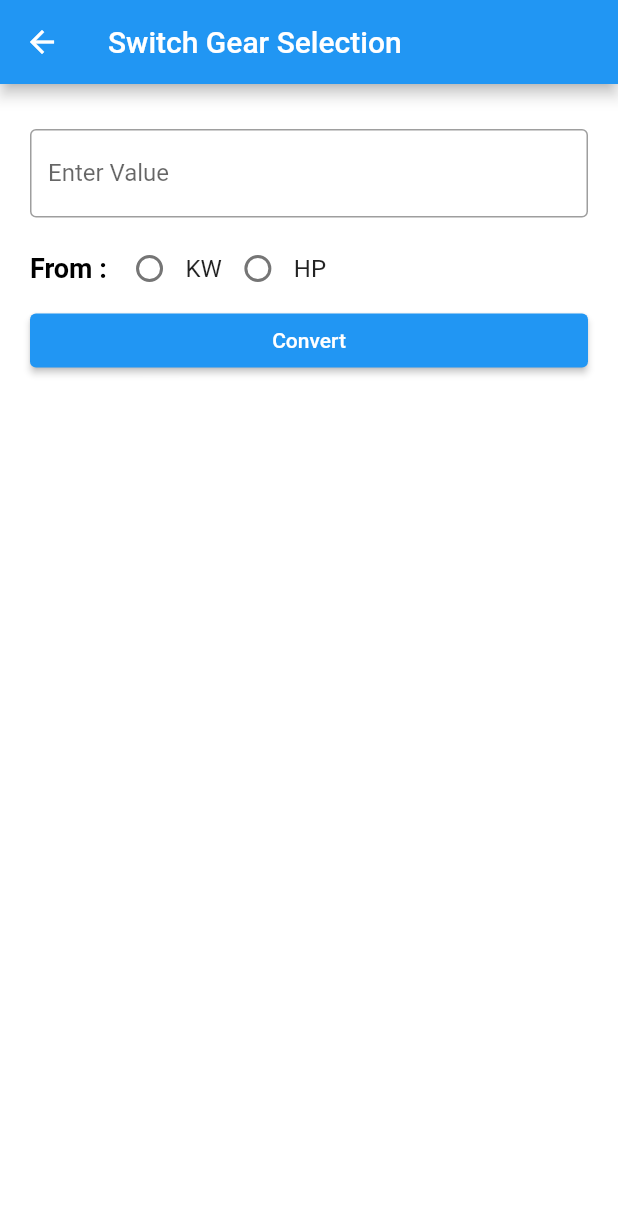
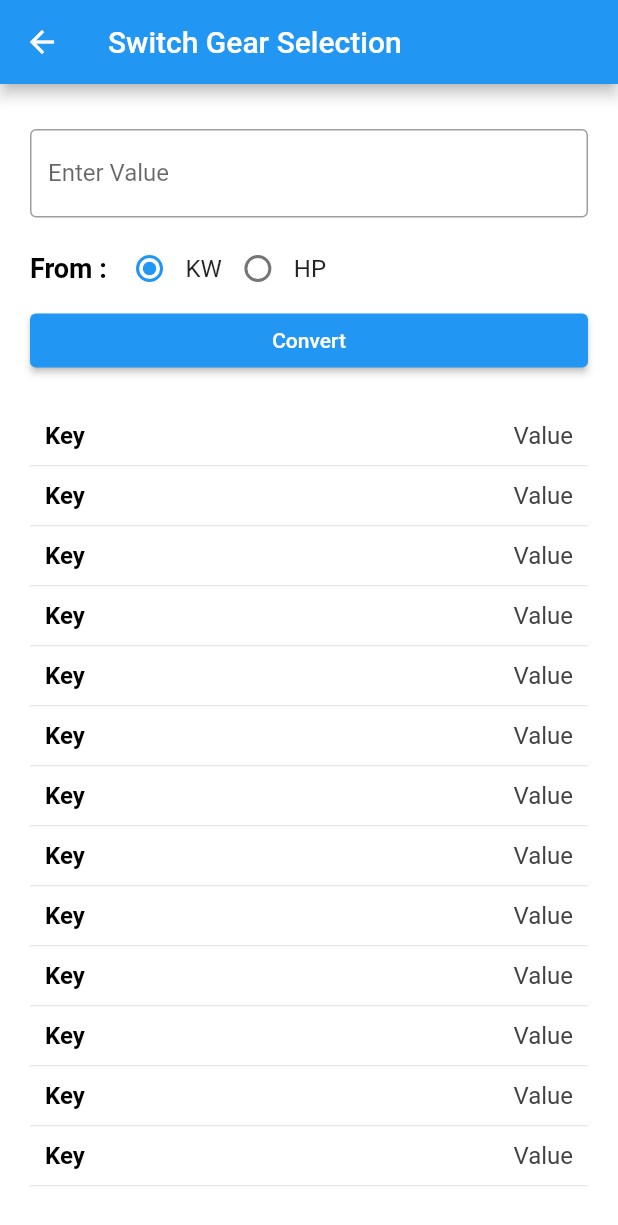
Before and after one commit to govindj6/enggtools, a Flutter app: the SwitchGearSelection screen opened directly, after a tap on "Convert", on a phone screen of 412 x 824 dp. Shown: the top 1225 px of the screen. Run offline on Flutter 3.47's test engine with Material 2 defaults, Android fonts, the phone set to English and light mode, and no system bars.

Commit message:
List view height expanded

```diff
--- a/lib/SwitchGearSelection.dart
+++ b/lib/SwitchGearSelection.dart
@@ -1,3 +1,4 @@
+import 'package:enggtools/entities/KeyValue.dart';
 import 'package:flutter/cupertino.dart';
 import 'package:flutter/material.dart';
 
@@ -11,7 +12,17 @@ class SwitchGearSelection extends StatefulWidget {
 }
 
 class _SwitchGearSelection extends State<SwitchGearSelection> {
-  String selectedOption = "KW";
+  late String selectedOption;
+  List<KeyValue> keyValueList = [
+    new KeyValue('Ful Load Current :', '37.44 Amp'),
+    new KeyValue('Ful Load Current :', '37.44 Amp')
+  ];
+
+  @override
+  void initState() {
+    selectedOption = "kw";
+    super.initState();
+  }
 
   @override
   Widget build(BuildContext context) {
@@ -78,12 +89,53 @@ class _SwitchGearSelection extends State<SwitchGearSelection> {
                 child: ElevatedButton(
                   child: Text('Convert'),
                   onPressed: () {
-                    print('Converted');
+                    setState(() {
+                      print(keyValueList.length);
+                    });
                   },
+                ),
+              ),
+              Expanded(
+                child: Padding(
+                  padding: EdgeInsets.only(top: 20),
+                  child: ListView.separated(
+                    itemCount: _getListData().length,
+                    separatorBuilder: (BuildContext context, int index) =>
+                        Divider(height: 1),
+                    itemBuilder: (BuildContext context, int index) {
+                      return _getListData().elementAt(index);
+                    },
+                  ),
                 ),
               ),
             ],
           ),
         ));
   }
+
+  List<Widget> _getListData() {
+    List<Widget> widgets = [];
+    for (int i = 0; i < 50; i++) {
+      widgets.add(Padding(
+          padding: EdgeInsets.all(10.0),
+          child: Row(
+            mainAxisAlignment: MainAxisAlignment.spaceBetween,
+            children: [
+              Text(
+                'Key',
+                style: TextStyle(
+                    fontSize: 16,
+                    fontWeight: FontWeight.bold,
+                    color: Colors.black),
+              ),
+              Text('Value',
+                  style: TextStyle(
+                      fontSize: 16,
+                      fontWeight: FontWeight.normal,
+                      color: Colors.grey[800]))
+            ],
+          )));
+    }
+    return widgets;
+  }
 }
```
